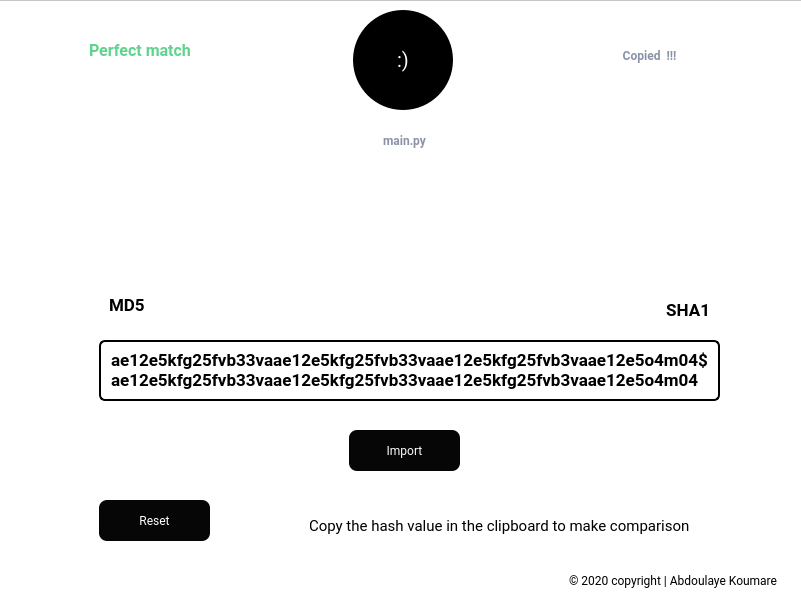
Old version of the form src/KaHaShEr.ui in the repository abd-koumare/KaHaShEr.
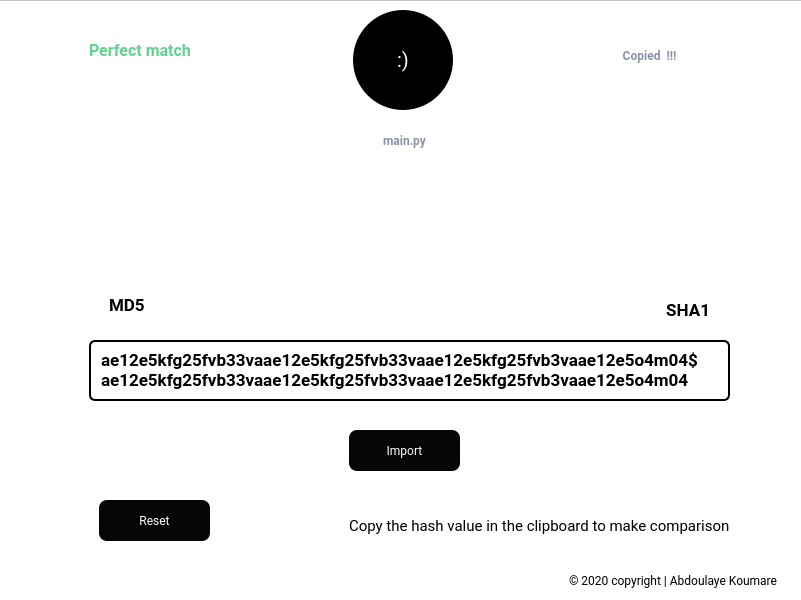
New version of the form. Icons and pictures are not drawn.

Commit message: separate compare result label and hash copy label

```diff
--- a/src/KaHaShEr.ui
+++ b/src/KaHaShEr.ui
@@ -52,9 +52,9 @@
     <widget class="QLabel" name="hash_result_label">
      <property name="geometry">
       <rect>
-       <x>100</x>
+       <x>90</x>
        <y>340</y>
-       <width>621</width>
+       <width>641</width>
        <height>61</height>
       </rect>
      </property>
@@ -130,9 +130,9 @@
     <widget class="QLabel" name="compare_tips_label">
      <property name="geometry">
       <rect>
-       <x>310</x>
+       <x>350</x>
        <y>510</y>
-       <width>381</width>
+       <width>401</width>
        <height>31</height>
       </rect>
      </property>
@@ -147,7 +147,7 @@
     <widget class="QLabel" name="compare_tip_icon_label">
      <property name="geometry">
       <rect>
-       <x>280</x>
+       <x>310</x>
        <y>500</y>
        <width>31</width>
        <height>51</height>
```
The commit also changes 1 other file.
